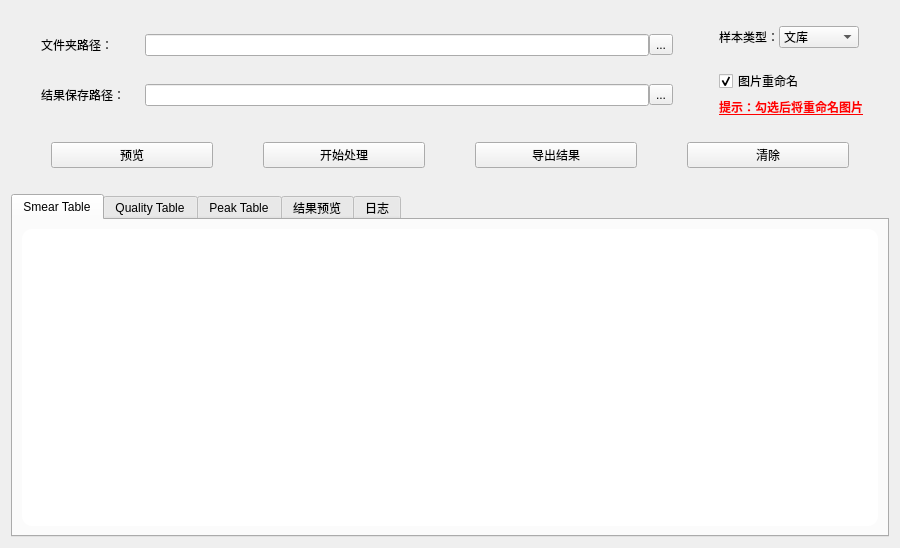
shiqideng/dataprocess, file UI/MainWindow.ui: the form before one commit.
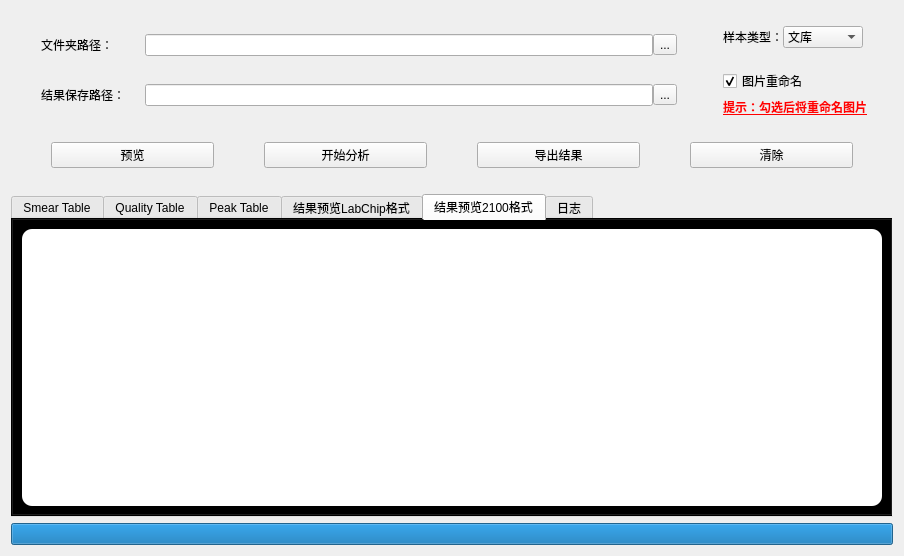
The form after the commit. The open tabs and pages were chosen to show the change.

Diff of the .ui file:
```diff
--- a/UI/MainWindow.ui
+++ b/UI/MainWindow.ui
@@ -6,8 +6,8 @@
    <rect>
     <x>0</x>
     <y>0</y>
-    <width>900</width>
-    <height>548</height>
+    <width>904</width>
+    <height>556</height>
    </rect>
   </property>
   <property name="windowTitle">
@@ -282,7 +282,7 @@
      <item>
       <widget class="QPushButton" name="Start5400PushButton">
        <property name="text">
-        <string>开始处理</string>
+        <string>开始分析</string>
        </property>
       </widget>
      </item>
@@ -310,7 +310,9 @@
       </font>
      </property>
      <property name="styleSheet">
-      <string notr="true">、</string>
+      <string notr="true">QTabWidget {  
+	 background-color: transparent;  /* 设置 QTabWidget 背景透明 */  
+}</string>
      </property>
      <property name="currentIndex">
       <number>0</number>
@@ -392,7 +394,7 @@
      </widget>
      <widget class="QWidget" name="ResultTable5400tab">
       <attribute name="title">
-       <string>结果预览</string>
+       <string>结果预览LabChip格式</string>
       </attribute>
       <layout class="QGridLayout" name="gridLayout">
        <item row="0" column="0">
@@ -414,6 +416,32 @@
        </item>
       </layout>
      </widget>
+     <widget class="QWidget" name="ResultTableAgilent5400">
+      <attribute name="title">
+       <string>结果预览2100格式</string>
+      </attribute>
+      <layout class="QGridLayout" name="gridLayout_6">
+       <item row="0" column="0">
+        <widget class="QTableView" name="ResultTableAgilent5400TableView">
+         <property name="styleSheet">
+          <string notr="true">QTableView {
+	border-radius: 10px;  /* 设置圆角的像素值*/
+	background-color: white; /* 背景色*/
+	
+}
+QHeaderView::section {
+	border: 1px solid #D8D8D8;  /* 分区线的颜色和宽度*/
+	background-color: #F8F8F8; /* 表头背景色	*/
+	border: 1px solid #D8D8D8; /* 分区线的颜色和宽度*/
+	padding-left: 5px; /* 内边距*/
+	/* border-radius: 10px; /* 设置圆角的像素值*/
+	text-align: center;
+}</string>
+         </property>
+        </widget>
+       </item>
+      </layout>
+     </widget>
      <widget class="QWidget" name="logTab">
       <attribute name="title">
        <string>日志</string>
@@ -440,6 +468,25 @@
      </widget>
     </widget>
    </item>
+   <item>
+    <widget class="QProgressBar" name="DataProcess5400ProgressBar">
+     <property name="layoutDirection">
+      <enum>Qt::LeftToRight</enum>
+     </property>
+     <property name="value">
+      <number>100</number>
+     </property>
+     <property name="alignment">
+      <set>Qt::AlignCenter</set>
+     </property>
+     <property name="textVisible">
+      <bool>false</bool>
+     </property>
+     <property name="orientation">
+      <enum>Qt::Horizontal</enum>
+     </property>
+    </widget>
+   </item>
   </layout>
  </widget>
  <resources/>
```
Left out of the diff: 10 changed lines with no effect on the pictures.
